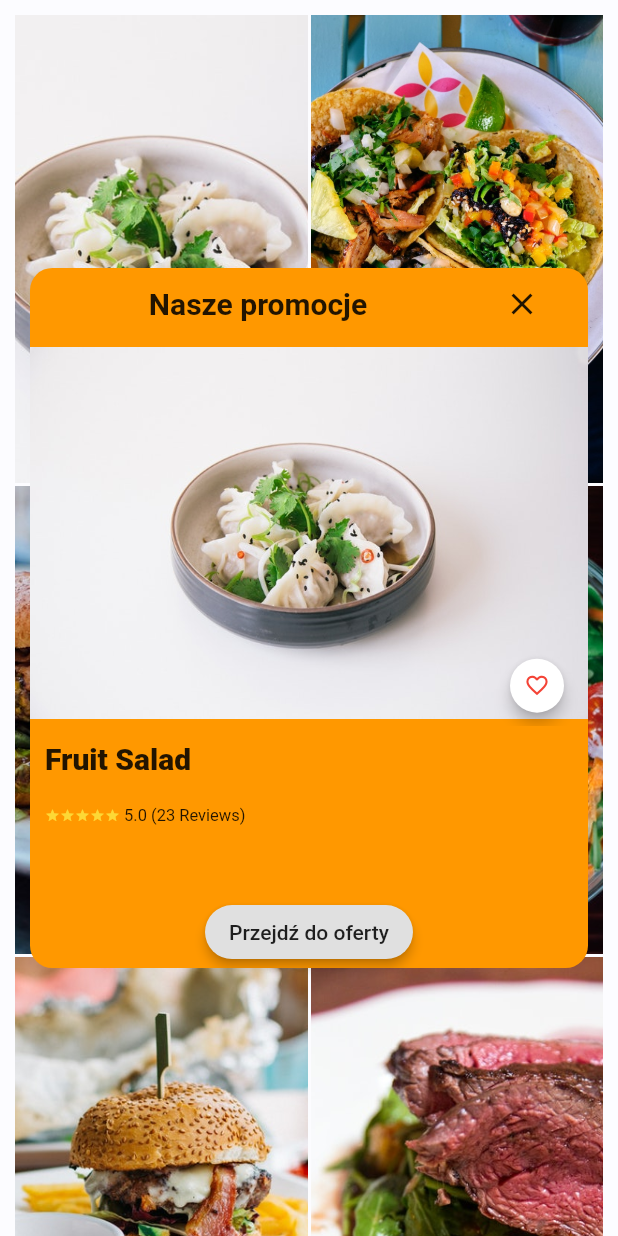
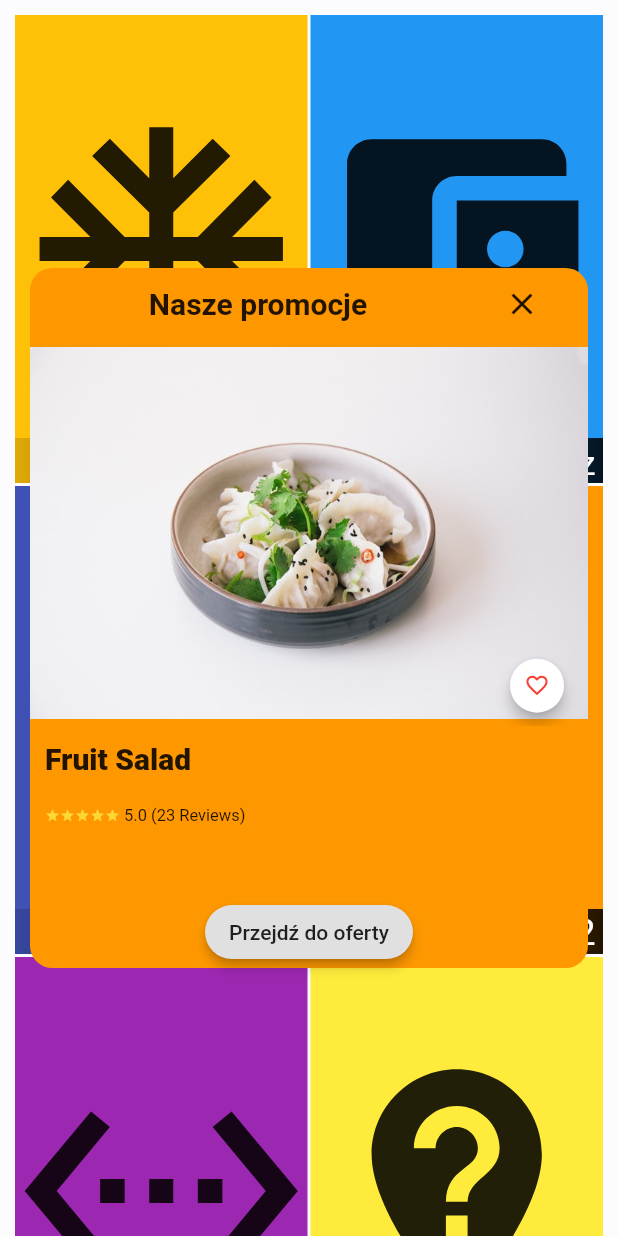
Before and after one commit to Kurczaak/Electronics-Store-App, a Flutter app: the Home screen opened directly, on a phone screen of 412 x 824 dp. Run offline on Flutter 3.47's test engine with Material 2 defaults, Android fonts, the phone set to English and light mode, and no system bars; drawn by our look-alikes of carousel_slider; our stand-ins replace font_awesome_flutter, image_picker, introduction_screen, shared_preferences; accounts and stored records are empty.

```diff
--- a/lib/main.dart
+++ b/lib/main.dart
@@ -3,6 +3,7 @@ import 'package:provider/provider.dart';
 import 'package:restaurant_ui_kit/providers/app_provider.dart';
 import 'package:restaurant_ui_kit/screens/splash.dart';
 import 'package:restaurant_ui_kit/util/const.dart';
+import './screens/refund_form.dart';
 
 import 'util/const.dart';
 
@@ -30,6 +31,7 @@ class MyApp extends StatelessWidget {
           theme: appProvider.theme,
           darkTheme: Constants.darkTheme,
           home: SplashScreen(),
+          routes: {RefundForm.routeName: (ctx) => RefundForm()},
         );
       },
     );
--- a/lib/screens/home.dart
+++ b/lib/screens/home.dart
@@ -2,6 +2,7 @@ import 'dart:async';
 import 'package:flutter/material.dart';
 import 'package:provider/provider.dart';
 import 'package:restaurant_ui_kit/screens/dishes.dart';
+import 'package:restaurant_ui_kit/screens/refund_form.dart';
 import 'package:restaurant_ui_kit/widgets/grid_product.dart';
 import 'package:restaurant_ui_kit/widgets/home_category.dart';
 import 'package:restaurant_ui_kit/widgets/slider_item.dart';
@@ -9,6 +10,8 @@ import 'package:restaurant_ui_kit/util/foods.dart';
 import 'package:restaurant_ui_kit/util/categories.dart';
 import 'package:carousel_slider/carousel_slider.dart';
 import '../providers/app_provider.dart';
+import '../widgets/home_tile.dart';
+import './refund_form.dart';
 
 import '../widgets/overlay.dart' as ovrl;
 
@@ -68,11 +71,25 @@ class _HomeState extends State<Home> with AutomaticKeepAliveClientMixin<Home> {
                         (MediaQuery.of(context).size.height / 1.25),
                   ),
                   children: [
-                    for (var j = 0; j < 6; j++)
-                      Image.asset(
-                        foods[j]['img'],
-                        fit: BoxFit.cover,
-                      ),
+                    GestureDetector(
+                        onTap: () => Navigator.of(context)
+                            .pushNamed(RefundForm.routeName),
+                        child: HomeTile(
+                            Icon(Icons.ac_unit), "Nasza Oferta", Colors.amber)),
+                    GestureDetector(
+                      onTap: () =>
+                          Navigator.of(context).pushNamed(RefundForm.routeName),
+                      child: HomeTile(Icon(Icons.account_balance_wallet),
+                          "Wypełnij formularz", Colors.blue),
+                    ),
+                    HomeTile(
+                        Icon(Icons.compare_arrows), "Tekst 1", Colors.indigo),
+                    HomeTile(
+                        Icon(Icons.phonelink_ring), "Tekst 2", Colors.orange),
+                    HomeTile(Icon(Icons.settings_ethernet), "Tekst 3",
+                        Colors.purple),
+                    HomeTile(Icon(Icons.not_listed_location), "Tekst 4",
+                        Colors.yellow),
                   ],
                 ),
                 SizedBox(height: 30),
--- a/lib/widgets/home_tile.dart
+++ b/lib/widgets/home_tile.dart
@@ -1,18 +1,53 @@
+import 'dart:ui';
+
 import 'package:flutter/material.dart';
 
 import 'package:flutter/material.dart';
 import 'package:restaurant_ui_kit/util/foods.dart';
 
 class HomeTile extends StatelessWidget {
+  final Widget picture;
+  final String text;
+  final Color color;
+
+  HomeTile(this.picture, this.text, this.color);
+
   @override
   Widget build(BuildContext context) {
-    return Stack(
-      children: [
-        Image.asset(
-          foods[1]['img'],
-          fit: BoxFit.cover,
+    return Container(
+      color: color,
+      child: GridTile(
+        child: FittedBox(
+          fit: BoxFit.contain,
+          child: picture,
         ),
-      ],
+        footer: Container(
+          padding: EdgeInsets.symmetric(horizontal: 5),
+          height: 30,
+          alignment: Alignment.bottomRight,
+          decoration: BoxDecoration(
+            gradient: LinearGradient(
+              colors: [
+                Colors.black12,
+                Colors.black87,
+              ],
+              begin: Alignment.centerLeft,
+              end: Alignment.centerRight,
+            ),
+          ),
+          child: FittedBox(
+            child: Text(
+              text,
+              style: TextStyle(
+                color: Colors.white,
+                fontSize: 25,
+              ),
+              softWrap: true,
+              overflow: TextOverflow.clip,
+            ),
+          ),
+        ),
+      ),
     );
   }
 }
--- a/pubspec.yaml
+++ b/pubspec.yaml
@@ -25,6 +25,7 @@ dependencies:
   font_awesome_flutter: ^8.5.0
   carousel_slider: ^1.4.1
   provider: ^4.0.1
+  image_picker: ^0.6.7+7
 
 
 dev_dependencies:
```
Also changed, not shown: lib/screens/refund_form.dart (added, +52 -0 lines), lib/widgets/image_input.dart (added, +62 -0 lines), pubspec.lock, 1 other file.
